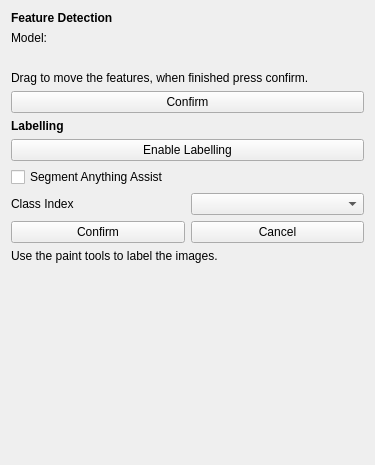
First picture: the form in fibsem/ui/qtdesigner_files/FibsemEmbeddedDetectionWidget.ui, repository DeMarcoLab/fibsem, before the edit.
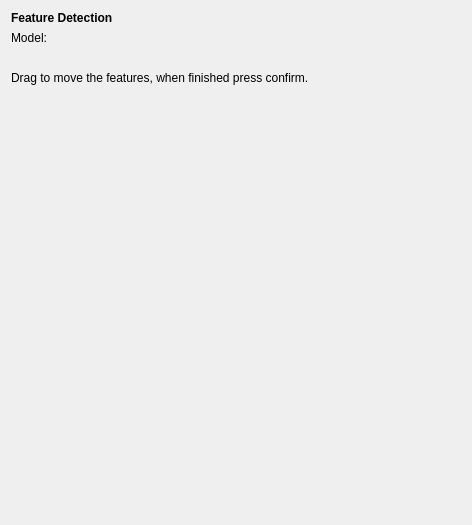
Second picture: the form after the edit.

Commit message: [refactor] clean up detection ui widget

What changed in the file:
```diff
--- a/fibsem/ui/qtdesigner_files/FibsemEmbeddedDetectionWidget.ui
+++ b/fibsem/ui/qtdesigner_files/FibsemEmbeddedDetectionWidget.ui
@@ -6,74 +6,14 @@
    <rect>
     <x>0</x>
     <y>0</y>
-    <width>375</width>
-    <height>465</height>
+    <width>472</width>
+    <height>525</height>
    </rect>
   </property>
   <property name="windowTitle">
    <string>Form</string>
   </property>
   <layout class="QGridLayout" name="gridLayout">
-   <item row="8" column="0">
-    <widget class="QLabel" name="label_labelling_class_index">
-     <property name="text">
-      <string>Class Index</string>
-     </property>
-    </widget>
-   </item>
-   <item row="10" column="0" colspan="2">
-    <widget class="QLabel" name="label_labelling_instructions">
-     <property name="text">
-      <string>Use the paint tools to label the images.</string>
-     </property>
-     <property name="wordWrap">
-      <bool>true</bool>
-     </property>
-    </widget>
-   </item>
-   <item row="2" column="0" colspan="2">
-    <widget class="QLabel" name="label_info">
-     <property name="minimumSize">
-      <size>
-       <width>0</width>
-       <height>0</height>
-      </size>
-     </property>
-     <property name="text">
-      <string/>
-     </property>
-     <property name="wordWrap">
-      <bool>true</bool>
-     </property>
-    </widget>
-   </item>
-   <item row="9" column="1">
-    <widget class="QPushButton" name="pushButton_labelling_cancel">
-     <property name="text">
-      <string>Cancel</string>
-     </property>
-    </widget>
-   </item>
-   <item row="8" column="1">
-    <widget class="QComboBox" name="comboBox_labelling_class_index"/>
-   </item>
-   <item row="3" column="0" colspan="2">
-    <widget class="QLabel" name="label_instructions">
-     <property name="text">
-      <string>Drag to move the features, when finished press confirm.</string>
-     </property>
-     <property name="wordWrap">
-      <bool>true</bool>
-     </property>
-    </widget>
-   </item>
-   <item row="6" column="0" colspan="2">
-    <widget class="QPushButton" name="pushButton_enable_labelling">
-     <property name="text">
-      <string>Enable Labelling</string>
-     </property>
-    </widget>
-   </item>
    <item row="1" column="0" colspan="2">
     <widget class="QLabel" name="label_model">
      <property name="text">
@@ -81,21 +21,21 @@
      </property>
     </widget>
    </item>
-   <item row="9" column="0">
-    <widget class="QPushButton" name="pushButton_labelling_confirm">
-     <property name="text">
-      <string>Confirm</string>
+   <item row="0" column="0" colspan="2">
+    <widget class="QLabel" name="label_title">
+     <property name="font">
+      <font>
+       <pointsize>9</pointsize>
+       <weight>75</weight>
+       <bold>true</bold>
+      </font>
      </property>
-    </widget>
-   </item>
-   <item row="7" column="1">
-    <widget class="QLabel" name="label_labelling_model">
      <property name="text">
-      <string/>
+      <string>Feature Detection</string>
      </property>
     </widget>
    </item>
-   <item row="11" column="0" colspan="2">
+   <item row="4" column="0" colspan="2">
     <spacer name="verticalSpacer_2">
      <property name="orientation">
       <enum>Qt::Vertical</enum>
@@ -108,44 +48,29 @@
      </property>
     </spacer>
    </item>
-   <item row="4" column="0" colspan="2">
-    <widget class="QPushButton" name="pushButton_continue">
-     <property name="text">
-      <string>Confirm</string>
+   <item row="2" column="0" colspan="2">
+    <widget class="QLabel" name="label_info">
+     <property name="minimumSize">
+      <size>
+       <width>0</width>
+       <height>0</height>
+      </size>
      </property>
-    </widget>
-   </item>
-   <item row="7" column="0">
-    <widget class="QCheckBox" name="checkBox_labelling_model_assist">
      <property name="text">
-      <string>Segment Anything Assist</string>
+      <string/>
      </property>
-    </widget>
-   </item>
-   <item row="5" column="0" colspan="2">
-    <widget class="QLabel" name="label_labelling_header">
-     <property name="font">
-      <font>
-       <weight>75</weight>
-       <bold>true</bold>
-      </font>
+     <property name="wordWrap">
+      <bool>true</bool>
      </property>
-     <property name="text">
-      <string>Labelling</string>
-     </property>
     </widget>
    </item>
-   <item row="0" column="0" colspan="2">
-    <widget class="QLabel" name="label_title">
-     <property name="font">
-      <font>
-       <pointsize>9</pointsize>
-       <weight>75</weight>
-       <bold>true</bold>
-      </font>
-     </property>
+   <item row="3" column="0" colspan="2">
+    <widget class="QLabel" name="label_instructions">
      <property name="text">
-      <string>Feature Detection</string>
+      <string>Drag to move the features, when finished press confirm.</string>
+     </property>
+     <property name="wordWrap">
+      <bool>true</bool>
      </property>
     </widget>
    </item>
```
The commit also changes 2 other files.
